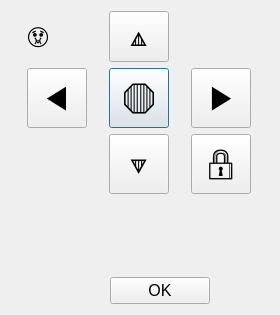
Old version of the form src/ui/tachy_joystick.ui in the repository chris-jan-trapp/tachyconnect.
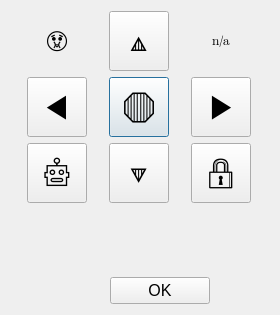
New version of the form.

Commit message: tachy_joystick updates

The edit to the form file:
```diff
--- a/src/ui/tachy_joystick.ui
+++ b/src/ui/tachy_joystick.ui
@@ -196,6 +196,18 @@
      </item>
      <item row="0" column="0">
       <widget class="QLabel" name="lockState">
+       <property name="minimumSize">
+        <size>
+         <width>60</width>
+         <height>60</height>
+        </size>
+       </property>
+       <property name="maximumSize">
+        <size>
+         <width>60</width>
+         <height>60</height>
+        </size>
+       </property>
        <property name="font">
         <font>
          <family>Segoe UI Emoji</family>
@@ -204,6 +216,73 @@
        </property>
        <property name="text">
         <string>🤢</string>
+       </property>
+       <property name="alignment">
+        <set>Qt::AlignCenter</set>
+       </property>
+      </widget>
+     </item>
+     <item row="2" column="0">
+      <widget class="QPushButton" name="pwrSearch">
+       <property name="minimumSize">
+        <size>
+         <width>60</width>
+         <height>60</height>
+        </size>
+       </property>
+       <property name="maximumSize">
+        <size>
+         <width>60</width>
+         <height>60</height>
+        </size>
+       </property>
+       <property name="font">
+        <font>
+         <family>Segoe UI Emoji</family>
+         <pointsize>25</pointsize>
+         <weight>50</weight>
+         <italic>false</italic>
+         <bold>false</bold>
+         <underline>false</underline>
+         <strikeout>false</strikeout>
+        </font>
+       </property>
+       <property name="text">
+        <string>🤖</string>
+       </property>
+      </widget>
+     </item>
+     <item row="0" column="2">
+      <widget class="QLabel" name="refHeight">
+       <property name="minimumSize">
+        <size>
+         <width>60</width>
+         <height>60</height>
+        </size>
+       </property>
+       <property name="maximumSize">
+        <size>
+         <width>60</width>
+         <height>60</height>
+        </size>
+       </property>
+       <property name="font">
+        <font>
+         <family>Segoe UI Emoji</family>
+         <pointsize>10</pointsize>
+        </font>
+       </property>
+       <property name="toolTip">
+        <string>Reflector height</string>
+       </property>
+       <property name="text">
+        <string>n/a</string>
+       </property>
+       <property name="alignment">
+        <set>Qt::AlignCenter</set>
+       </property>
+       <property name="wordWrap">
+        <bool>false</bool>
        </property>
       </widget>
      </item>
```
Left out of the diff: 3 changed lines with no effect on the pictures. The commit also changes 6 other files.
